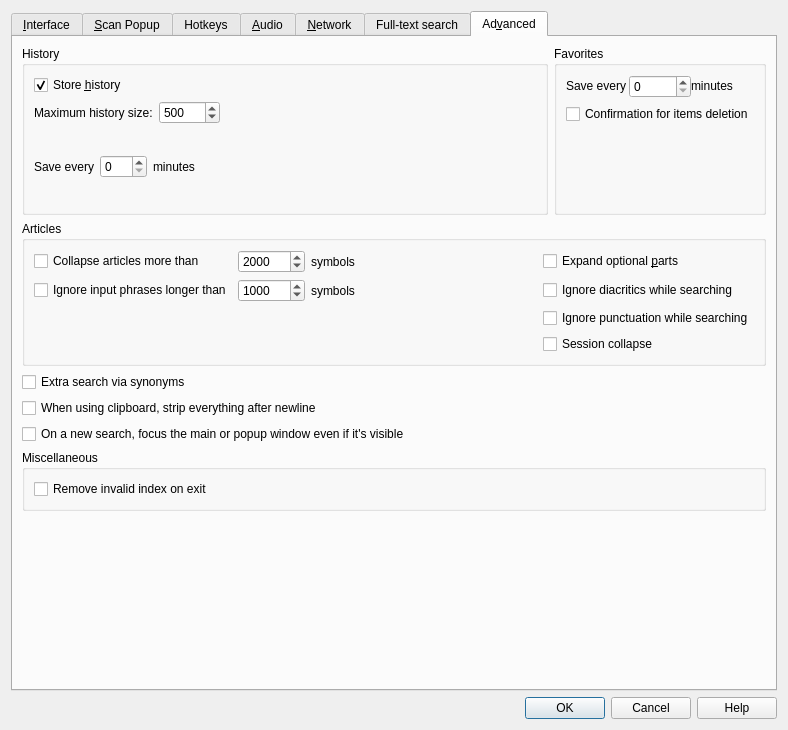
xiaoyifang/goldendict-ng, file src/ui/preferences.ui: the form before one commit.
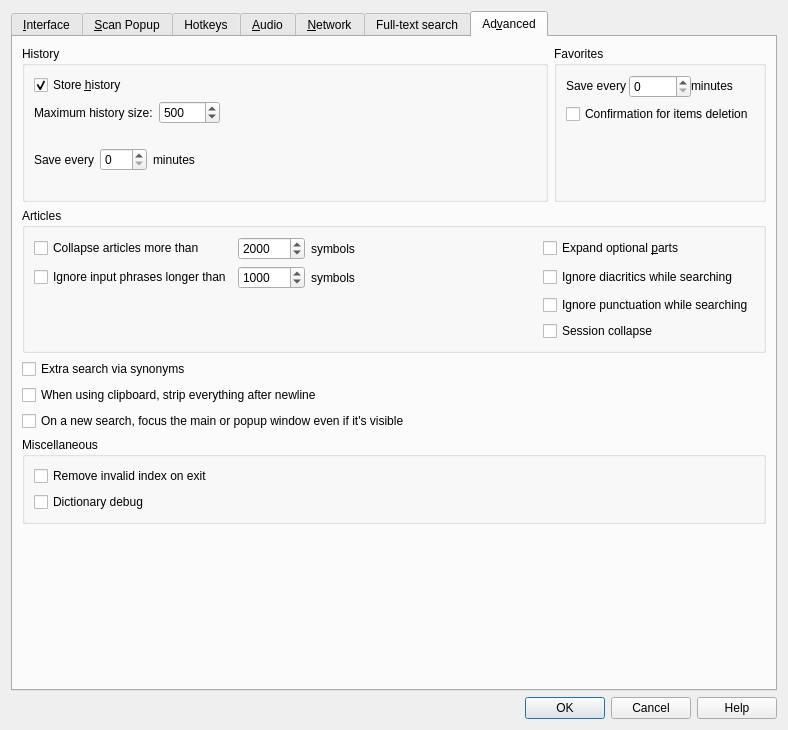
The form after the commit. The open tabs and pages were chosen to show the change. Icons and pictures are not drawn. Custom widgets are drawn as their Qt base class.

Commit message: feat: add an option to make debug dictionary easier

The edit to the form file:
```diff
--- a/src/ui/preferences.ui
+++ b/src/ui/preferences.ui
@@ -1960,6 +1960,16 @@
             </property>
            </widget>
           </item>
+          <item>
+           <widget class="QCheckBox" name="dictionaryDebug">
+            <property name="toolTip">
+             <string>When debug with dictionary css/js, disable certain cache to make it easier.</string>
+            </property>
+            <property name="text">
+             <string>Dictionary debug</string>
+            </property>
+           </widget>
+          </item>
          </layout>
         </widget>
        </item>
```
The commit also changes 6 other files.
